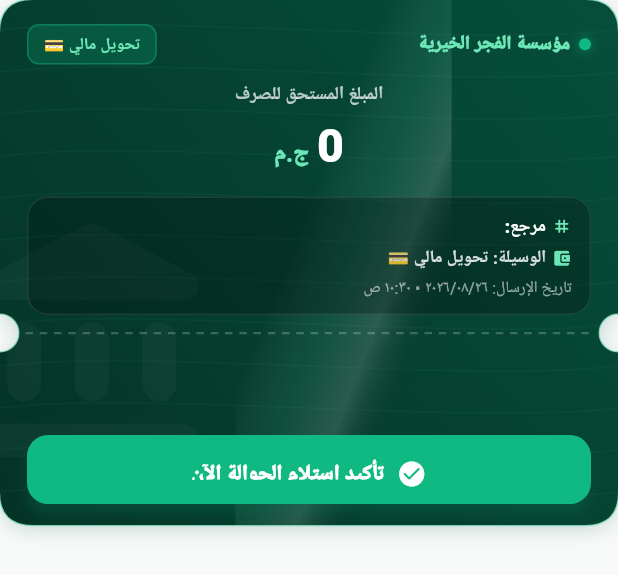
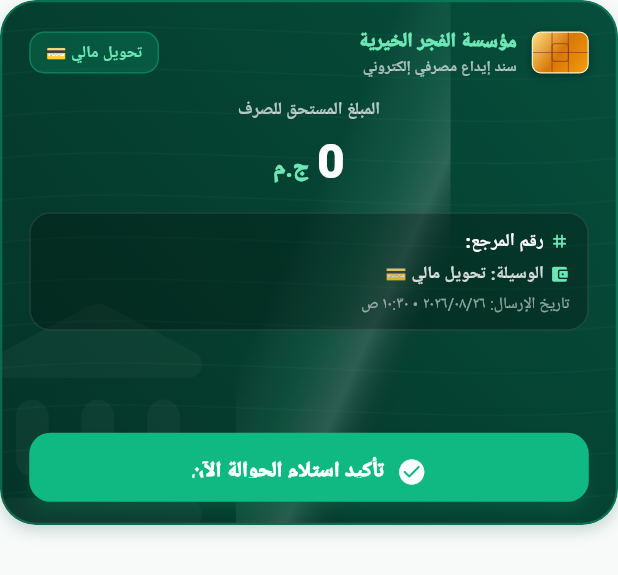
Before and after one commit to Abdoakram512/elfajr-app, a Flutter app: the CashVoucherCard widget shown alone on an empty page, opened directly with sample values from the repository, on a phone screen of 412 x 824 dp. Shown: the top 575 px of the screen. Run offline on Flutter 3.47's test engine with Material 3 defaults, Android fonts, the phone set to English and light mode, and no system bars; our stand-ins replace audioplayers, cloud_firestore, easy_localization, equatable, firebase_auth, firebase_core and 14 more; missing offline and left inert: mobile_scanner; accounts and stored records are empty; Roboto replaces fonts that are missing (Cairo, Tajawal); statements that could not run were skipped.

Commit message:
feat: redesign cash voucher into a sleek luxury fintech card with EMV smart chip, removing ticket cuts

```diff
--- a/lib/features/merchant/widgets/cash_voucher_card.dart
+++ b/lib/features/merchant/widgets/cash_voucher_card.dart
@@ -31,10 +31,6 @@ class _CashVoucherCardState extends State<CashVoucherCard>
     with SingleTickerProviderStateMixin {
   late AnimationController _shimmer;
 
-  static const double _notchY = 222.0;
-  static const double _notchRadius = 13.0;
-  static const double _cardRadius = 22.0;
-
   @override
   void initState() {
     super.initState();
@@ -61,8 +57,8 @@ class _CashVoucherCardState extends State<CashVoucherCard>
         final Uint8List bytes = base64Decode(base64Str);
         imageWidget = Image.memory(
           bytes,
-          width: 52,
-          height: 52,
+          width: 50,
+          height: 50,
           fit: BoxFit.cover,
         );
       } catch (_) {
@@ -71,8 +67,8 @@ class _CashVoucherCardState extends State<CashVoucherCard>
     } else {
       imageWidget = Image.network(
         imageUrl,
-        width: 52,
-        height: 52,
+        width: 50,
+        height: 50,
         fit: BoxFit.cover,
         errorBuilder: (ctx, err, stack) => _placeholder(),
       );
@@ -85,11 +81,11 @@ class _CashVoucherCardState extends State<CashVoucherCard>
           borderRadius: BorderRadius.circular(12),
           border: Border.all(
             color: Colors.white.withValues(alpha: 0.35),
-            width: 1.5,
+            width: 1.4,
           ),
           boxShadow: [
             BoxShadow(
-              color: Colors.black.withValues(alpha: 0.3),
+              color: Colors.black.withValues(alpha: 0.35),
               blurRadius: 6,
               offset: const Offset(0, 2),
             ),
@@ -102,8 +98,8 @@ class _CashVoucherCardState extends State<CashVoucherCard>
             children: [
               imageWidget,
               Container(
-                width: 52,
-                height: 52,
+                width: 50,
+                height: 50,
                 color: Colors.black.withValues(alpha: 0.28),
                 child: const Icon(
                   Icons.zoom_in_rounded,
@@ -119,11 +115,35 @@ class _CashVoucherCardState extends State<CashVoucherCard>
   }
 
   Widget _placeholder() => Container(
-    width: 52,
-    height: 52,
+    width: 50,
+    height: 50,
     color: Colors.white.withValues(alpha: 0.1),
     child: const Icon(Icons.receipt_rounded, color: Colors.white70, size: 24),
   );
+
+  Widget _buildEmvChip() {
+    return Container(
+      width: 38,
+      height: 28,
+      decoration: BoxDecoration(
+        gradient: const LinearGradient(
+          colors: [Color(0xFFFDE68A), Color(0xFFD97706), Color(0xFFF59E0B)],
+          begin: Alignment.topLeft,
+          end: Alignment.bottomRight,
+        ),
+        borderRadius: BorderRadius.circular(6),
+        border: Border.all(color: const Color(0xFFFEF3C7), width: 0.8),
+        boxShadow: [
+          BoxShadow(
+            color: Colors.black.withValues(alpha: 0.3),
+            blurRadius: 4,
+            offset: const Offset(0, 1.5),
+          ),
+        ],
+      ),
+      child: CustomPaint(painter: _EmvChipLinesPainter()),
+    );
+  }
 
   @override
   Widget build(BuildContext context) {
@@ -131,52 +151,58 @@ class _CashVoucherCardState extends State<CashVoucherCard>
     final p = widget.palette;
     final currencyFormatter = intl.NumberFormat('#,##0', 'ar');
 
-    return CustomPaint(
-      painter: _VoucherShadowAndBorderPainter(
-        palette: p,
-        isTopCard: widget.isTopCard,
-        notchY: _notchY,
-        notchRadius: _notchRadius,
-        cardRadius: _cardRadius,
+    return Container(
+      height: 350,
+      decoration: BoxDecoration(
+        borderRadius: BorderRadius.circular(24),
+        boxShadow: [
+          BoxShadow(
+            color: p.shadowColor.withValues(
+              alpha: widget.isTopCard ? 0.45 : 0.20,
             ),
-      child: ClipPath(
-        clipper: _VoucherCardClipper(
-          notchY: _notchY,
-          notchRadius: _notchRadius,
-          cardRadius: _cardRadius,
+            blurRadius: widget.isTopCard ? 18 : 8,
+            offset: Offset(0, widget.isTopCard ? 8 : 4),
           ),
+        ],
+      ),
+      child: ClipRRect(
+        borderRadius: BorderRadius.circular(24),
         child: Container(
-          height: 350,
           decoration: BoxDecoration(
             gradient: LinearGradient(
               colors: [p.gradientStart, p.gradientEnd],
               begin: Alignment.topRight,
               end: Alignment.bottomLeft,
             ),
+            border: Border.all(
+              color: p.accent.withValues(alpha: 0.40),
+              width: 1.5,
+            ),
+            borderRadius: BorderRadius.circular(24),
           ),
           child: Stack(
             children: [
-              // 1. Bank Security Guilloche Wave Pattern
+              // 1. Subtle Bank Guilloche Curves Background
               Positioned.fill(
                 child: CustomPaint(
                   painter: _GuillocheSecurityPatternPainter(
-                    strokeColor: p.lightAccent.withValues(alpha: 0.04),
+                    strokeColor: p.lightAccent.withValues(alpha: 0.035),
                   ),
                 ),
               ),
 
-              // 2. Large Watermark Bank Seal
+              // 2. Large Watermark Bank Crest
               Positioned(
-                left: -25,
-                bottom: 30,
+                left: -20,
+                bottom: -20,
                 child: Icon(
                   Icons.account_balance_rounded,
-                  size: 180,
-                  color: Colors.white.withValues(alpha: 0.032),
+                  size: 175,
+                  color: Colors.white.withValues(alpha: 0.035),
                 ),
               ),
 
-              // 3. Holographic Security Foil Shimmer Beam
+              // 3. Diagonal Holographic Metallic Sheen
               AnimatedBuilder(
                 animation: _shimmer,
                 builder: (context, child) => Positioned.fill(
@@ -189,11 +215,11 @@ class _CashVoucherCardState extends State<CashVoucherCard>
                           colors: [
                             Colors.transparent,
                             Colors.white.withValues(alpha: 0.0),
-                            p.lightAccent.withValues(alpha: 0.10),
-                            Colors.white.withValues(alpha: 0.15),
+                            p.lightAccent.withValues(alpha: 0.09),
+                            Colors.white.withValues(alpha: 0.16),
                             Colors.transparent,
                           ],
-                          transform: const GradientRotation(0.38),
+                          transform: const GradientRotation(0.42),
                         ),
                       ),
                     ),
@@ -201,64 +227,53 @@ class _CashVoucherCardState extends State<CashVoucherCard>
                 ),
               ),
 
-              // 4. Perforated Security Tear Line across the notches
-              Positioned(
-                top: _notchY,
-                left: _notchRadius + 4,
-                right: _notchRadius + 4,
-                child: CustomPaint(
-                  size: const Size(double.infinity, 1),
-                  painter: _DashedPerforationPainter(
-                    color: Colors.white.withValues(alpha: 0.22),
-                  ),
-                ),
-              ),
-
-              // 5. Card Content
+              // 4. Main Financial Card Content
               Padding(
                 padding: const EdgeInsets.fromLTRB(18, 16, 18, 14),
                 child: Column(
                   crossAxisAlignment: CrossAxisAlignment.stretch,
                   children: [
-                    // Header Row: Foundation Name & Payment Method Badge
+                    // Top Bar: Foundation Crest + EMV Chip + Payment Method
                     Row(
                       mainAxisAlignment: MainAxisAlignment.spaceBetween,
+                      crossAxisAlignment: CrossAxisAlignment.center,
                       children: [
                         Row(
                           children: [
-                            Container(
-                              width: 8,
-                              height: 8,
-                              decoration: BoxDecoration(
-                                color: p.accent,
-                                shape: BoxShape.circle,
-                                boxShadow: [
-                                  BoxShadow(
-                                    color: p.accent.withValues(alpha: 0.6),
-                                    blurRadius: 6,
-                                  ),
-                                ],
-                              ),
-                            ),
-                            const Gap(6),
+                            _buildEmvChip(),
+                            const Gap(10),
+                            Column(
+                              crossAxisAlignment: CrossAxisAlignment.start,
+                              children: [
                                 Text(
                                   'مؤسسة الفجر الخيرية',
                                   style: TextStyle(
                                     color: p.lightAccent,
-                                fontSize: 12.5,
+                                    fontSize: 13,
                                     fontWeight: FontWeight.w900,
+                                    letterSpacing: -0.2,
                                   ),
+                                ),
+                                Text(
+                                  'سند إيداع مصرفي إلكتروني',
+                                  style: TextStyle(
+                                    color: Colors.white.withValues(alpha: 0.65),
+                                    fontSize: 10,
+                                    fontWeight: FontWeight.w600,
+                                  ),
+                                ),
+                              ],
                             ),
                           ],
                         ),
                         Container(
                           padding: const EdgeInsets.symmetric(
                             horizontal: 10,
-                            vertical: 4,
+                            vertical: 4.5,
                           ),
                           decoration: BoxDecoration(
                             color: p.badgeBg,
-                            borderRadius: BorderRadius.circular(8),
+                            borderRadius: BorderRadius.circular(10),
                             border: Border.all(color: p.badgeBorder),
                           ),
                           child: Text(
@@ -272,21 +287,21 @@ class _CashVoucherCardState extends State<CashVoucherCard>
                         ),
                       ],
                     ),
-                    const Gap(10),
+                    const Gap(12),
 
-                    // Amount Display
+                    // Amount Hero Section
                     Center(
                       child: Column(
                         children: [
                           Text(
                             'المبلغ المستحق للصرف',
                             style: TextStyle(
-                              color: Colors.white.withValues(alpha: 0.72),
-                              fontSize: 12,
+                              color: Colors.white.withValues(alpha: 0.70),
+                              fontSize: 11.5,
                               fontWeight: FontWeight.w600,
                             ),
                           ),
-                          const Gap(2),
+                          const Gap(1),
                           Row(
                             mainAxisAlignment: MainAxisAlignment.center,
                             crossAxisAlignment: CrossAxisAlignment.baseline,
@@ -296,7 +311,7 @@ class _CashVoucherCardState extends State<CashVoucherCard>
                                 currencyFormatter.format(r.amount),
                                 style: const TextStyle(
                                   color: Colors.white,
-                                  fontSize: 31,
+                                  fontSize: 32,
                                   fontWeight: FontWeight.w900,
                                   letterSpacing: -0.5,
                                 ),
@@ -306,7 +321,7 @@ class _CashVoucherCardState extends State<CashVoucherCard>
                                 'ج.م',
                                 style: TextStyle(
                                   color: p.lightAccent,
-                                  fontSize: 15.5,
+                                  fontSize: 16,
                                   fontWeight: FontWeight.w900,
                                 ),
                               ),
@@ -317,17 +332,17 @@ class _CashVoucherCardState extends State<CashVoucherCard>
                     ),
                     const Gap(10),
 
-                    // Info Container
+                    // Frosted Glass Info Module
                     Container(
                       padding: const EdgeInsets.symmetric(
                         horizontal: 12,
                         vertical: 9,
                       ),
                       decoration: BoxDecoration(
-                        color: Colors.black.withValues(alpha: 0.24),
+                        color: Colors.black.withValues(alpha: 0.25),
                         borderRadius: BorderRadius.circular(14),
                         border: Border.all(
-                          color: Colors.white.withValues(alpha: 0.09),
+                          color: Colors.white.withValues(alpha: 0.10),
                         ),
                       ),
                       child: Row(
@@ -351,7 +366,7 @@ class _CashVoucherCardState extends State<CashVoucherCard>
                                     const Gap(4),
                                     Expanded(
                                       child: Text(
-                                        'مرجع: ${r.referenceNumber}',
+                                        'رقم المرجع: ${r.referenceNumber}',
                                         style: const TextStyle(
                                           color: Colors.white,
                                           fontSize: 12,
@@ -401,7 +416,7 @@ class _CashVoucherCardState extends State<CashVoucherCard>
 
                     const Spacer(),
 
-                    // Action Button on the lower stub
+                    // Primary Confirmation Action Button
                     SizedBox(
                       height: 46,
                       child: ElevatedButton(
@@ -469,176 +484,40 @@ class _CashVoucherCardState extends State<CashVoucherCard>
 }
 
 // ─────────────────────────────────────────────────────────────────────────────
-// ✂️ _VoucherCardClipper: Custom Financial Slip Path with Side Punch Notches
+// 💳 _EmvChipLinesPainter: Metallic Smart Chip Circuit Micro-Patterns
 // ─────────────────────────────────────────────────────────────────────────────
 
-class _VoucherCardClipper extends CustomClipper<Path> {
-  final double notchY;
-  final double notchRadius;
-  final double cardRadius;
+class _EmvChipLinesPainter extends CustomPainter {
+  @override
+  void paint(Canvas canvas, Size size) {
+    final linePaint = Paint()
+      ..color = const Color(0xFF78350F).withValues(alpha: 0.55)
+      ..strokeWidth = 0.8
+      ..style = PaintingStyle.stroke;
 
-  const _VoucherCardClipper({
-    required this.notchY,
-    required this.notchRadius,
-    required this.cardRadius,
-  });
+    final w = size.width;
+    final h = size.height;
 
-  @override
-  Path getClip(Size size) {
-    return _buildVoucherPath(size, notchY, notchRadius, cardRadius);
+    // Horizontal divider
+    canvas.drawLine(Offset(0, h * 0.5), Offset(w, h * 0.5), linePaint);
+    // Vertical left & right lines
+    canvas.drawLine(Offset(w * 0.35, 0), Offset(w * 0.35, h), linePaint);
+    canvas.drawLine(Offset(w * 0.65, 0), Offset(w * 0.65, h), linePaint);
+
+    // Inner rounded center contact
+    final centerRect = RRect.fromRectAndRadius(
+      Rect.fromCenter(
+        center: Offset(w * 0.5, h * 0.5),
+        width: w * 0.3,
+        height: h * 0.45,
+      ),
+      const Radius.circular(2),
+    );
+    canvas.drawRRect(centerRect, linePaint);
   }
 
   @override
-  bool shouldReclip(covariant _VoucherCardClipper oldClipper) {
-    return oldClipper.notchY != notchY ||
-        oldClipper.notchRadius != notchRadius ||
-        oldClipper.cardRadius != cardRadius;
-  }
-}
-
-// ─────────────────────────────────────────────────────────────────────────────
-// 🎨 _VoucherShadowAndBorderPainter: Renders 3D Elevation & Precise Outline
-// ─────────────────────────────────────────────────────────────────────────────
-
-class _VoucherShadowAndBorderPainter extends CustomPainter {
-  final CashVoucherPalette palette;
-  final bool isTopCard;
-  final double notchY;
-  final double notchRadius;
-  final double cardRadius;
-
-  const _VoucherShadowAndBorderPainter({
-    required this.palette,
-    required this.isTopCard,
-    required this.notchY,
-    required this.notchRadius,
-    required this.cardRadius,
-  });
-
-  @override
-  void paint(Canvas canvas, Size size) {
-    final path = _buildVoucherPath(size, notchY, notchRadius, cardRadius);
-
-    // 1. Draw 3D Depth Shadow
-    final shadowPaint = Paint()
-      ..color = palette.shadowColor.withValues(alpha: isTopCard ? 0.45 : 0.20)
-      ..maskFilter = MaskFilter.blur(BlurStyle.normal, isTopCard ? 14 : 7);
-
-    canvas.save();
-    canvas.translate(0, isTopCard ? 6 : 3);
-    canvas.drawPath(path, shadowPaint);
-    canvas.restore();
-
-    // 2. Draw Luxury Metallic Contour Border
-    final borderPaint = Paint()
-      ..style = PaintingStyle.stroke
-      ..strokeWidth = 1.6
-      ..color = palette.accent.withValues(alpha: 0.45);
-
-    canvas.drawPath(path, borderPaint);
-  }
-
-  @override
-  bool shouldRepaint(covariant _VoucherShadowAndBorderPainter oldDelegate) {
-    return oldDelegate.palette != palette || oldDelegate.isTopCard != isTopCard;
-  }
-}
-
-// ─────────────────────────────────────────────────────────────────────────────
-// 📐 Helper: Constructs the Financial Voucher Contour Geometry
-// ─────────────────────────────────────────────────────────────────────────────
-
-Path _buildVoucherPath(
-  Size size,
-  double notchY,
-  double notchRadius,
-  double cardRadius,
-) {
-  final path = Path();
-  final w = size.width;
-  final h = size.height;
-
-  // Top-Left Corner
-  path.moveTo(0, cardRadius);
-  path.quadraticBezierTo(0, 0, cardRadius, 0);
-
-  // Top Edge
-  path.lineTo(w - cardRadius, 0);
-
-  // Top-Right Corner
-  path.quadraticBezierTo(w, 0, w, cardRadius);
-
-  // Right Edge down to Right Notch
-  path.lineTo(w, notchY - notchRadius);
-
-  // Right Semi-Circular Notch (Inward arc)
-  path.arcToPoint(
-    Offset(w, notchY + notchRadius),
-    radius: Radius.circular(notchRadius),
-    clockwise: false,
-  );
-
-  // Right Edge down to Bottom-Right Corner
-  path.lineTo(w, h - cardRadius);
-  path.quadraticBezierTo(w, h, w - cardRadius, h);
-
-  // Bottom Edge
-  path.lineTo(cardRadius, h);
-
-  // Bottom-Left Corner
-  path.quadraticBezierTo(0, h, 0, h - cardRadius);
-
-  // Left Edge up to Left Notch
-  path.lineTo(0, notchY + notchRadius);
-
-  // Left Semi-Circular Notch (Inward arc)
-  path.arcToPoint(
-    Offset(0, notchY - notchRadius),
-    radius: Radius.circular(notchRadius),
-    clockwise: false,
-  );
-
-  // Left Edge back to start
-  path.lineTo(0, cardRadius);
-  path.close();
-
-  return path;
-}
-
-// ─────────────────────────────────────────────────────────────────────────────
-// ✂️ _DashedPerforationPainter: Dashed Financial Tear-Line
-// ─────────────────────────────────────────────────────────────────────────────
-
-class _DashedPerforationPainter extends CustomPainter {
-  final Color color;
-
-  const _DashedPerforationPainter({required this.color});
-
-  @override
-  void paint(Canvas canvas, Size size) {
-    final paint = Paint()
-      ..color = color
-      ..strokeWidth = 1.5
-      ..style = PaintingStyle.stroke;
-
-    const dashWidth = 5.0;
-    const dashSpace = 4.5;
-    double currentX = 0.0;
-
-    while (currentX < size.width) {
-      canvas.drawLine(
-        Offset(currentX, 0),
-        Offset(currentX + dashWidth, 0),
-        paint,
-      );
-      currentX += dashWidth + dashSpace;
-    }
-  }
-
-  @override
-  bool shouldRepaint(covariant _DashedPerforationPainter oldDelegate) {
-    return oldDelegate.color != color;
-  }
+  bool shouldRepaint(covariant CustomPainter oldDelegate) => false;
 }
 
 // ─────────────────────────────────────────────────────────────────────────────
```
Lines whose indentation alone changed are shown as unchanged.
